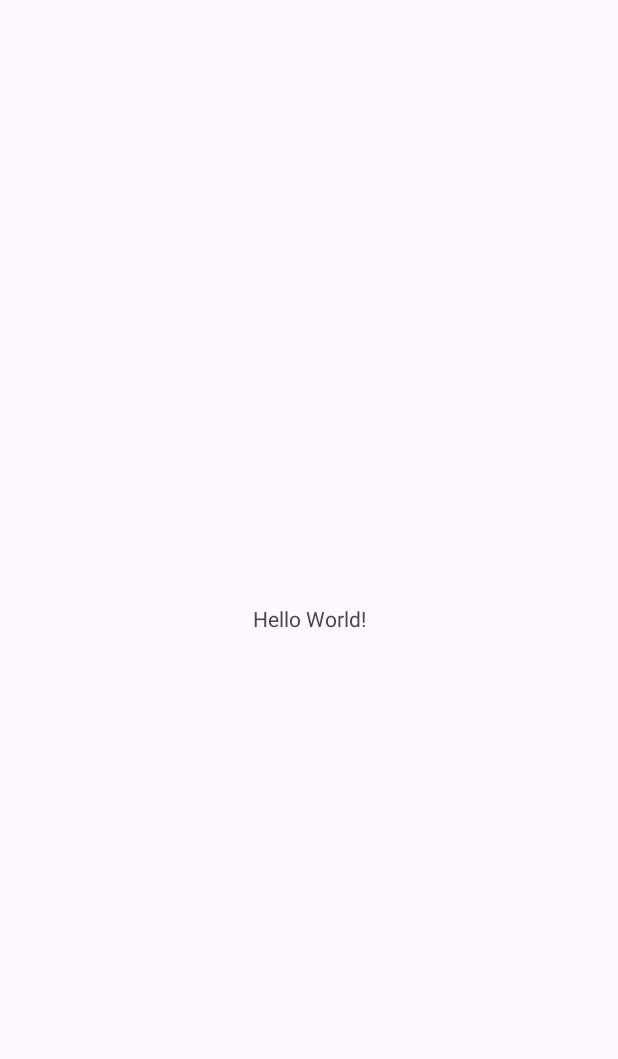
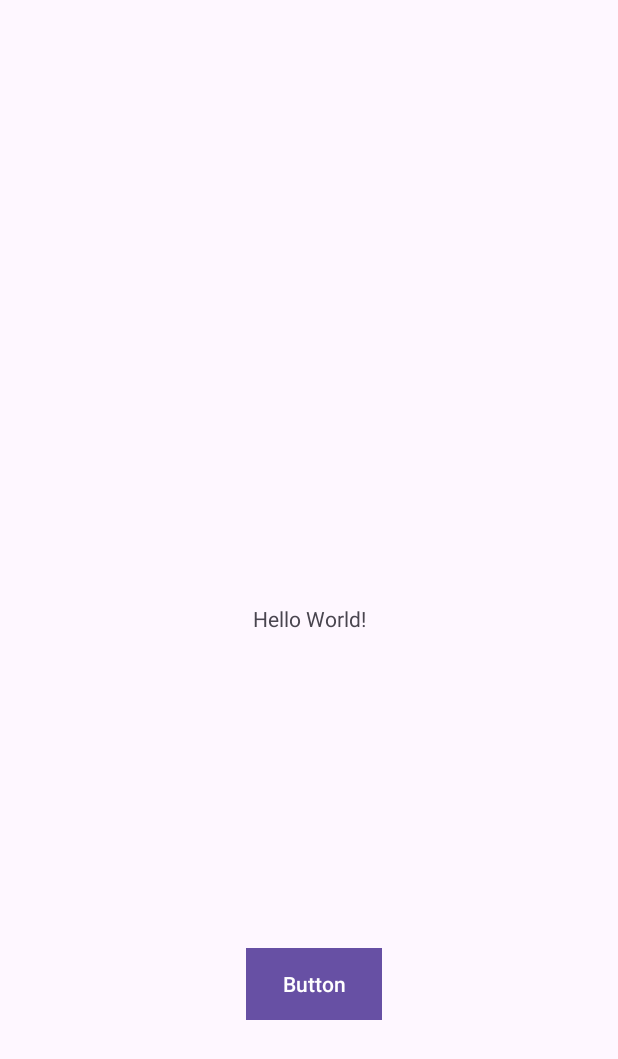
Before and after one commit to Th3-Hero/DriveGuard-Server, an Android app: the screen it shows after launch (MainActivity), on a phone screen of 412 x 824 dp. Before the commit the part shown is almost empty. Shown: the top 1059 px of the screen. Run offline under Robolectric (Android 15) with nearby library versions, the phone set to English and light mode, and no system bars.

Commit message:
added rough start trip screen

```diff
--- a/app/src/main/AndroidManifest.xml
+++ b/app/src/main/AndroidManifest.xml
@@ -13,6 +13,11 @@
         android:theme="@style/Theme.DriveGuard"
         tools:targetApi="31">
         <activity
+            android:name=".StartTrip"
+            android:exported="false"
+            android:label="@string/title_activity_start_trip"
+            android:theme="@style/Theme.DriveGuard" />
+        <activity
             android:name=".MainActivity"
             android:exported="true">
             <intent-filter>
--- a/app/src/main/java/com/example/driveguard/MainActivity.java
+++ b/app/src/main/java/com/example/driveguard/MainActivity.java
@@ -1,6 +1,10 @@
 package com.example.driveguard;
 
+import android.app.Activity;
+import android.content.Intent;
 import android.os.Bundle;
+import android.view.View;
+import android.widget.Button;
 
 import androidx.activity.EdgeToEdge;
 import androidx.appcompat.app.AppCompatActivity;
@@ -20,5 +24,14 @@ public class MainActivity extends AppCompatActivity {
             v.setPadding(systemBars.left, systemBars.top, systemBars.right, systemBars.bottom);
             return insets;
         });
+
+        final Button button = findViewById(R.id.trip);
+        button.setOnClickListener(new View.OnClickListener() {
+            @Override
+            public void onClick(View v) {
+                Intent intent = new Intent(MainActivity.this, StartTrip.class);
+                startActivity(intent);
+            }
+        });
     }
 }
--- a/app/src/main/res/layout/activity_main.xml
+++ b/app/src/main/res/layout/activity_main.xml
@@ -16,4 +16,16 @@
         app:layout_constraintStart_toStartOf="parent"
         app:layout_constraintTop_toTopOf="parent" />
 
+    <Button
+        android:id="@+id/trip"
+        android:layout_width="wrap_content"
+        android:layout_height="wrap_content"
+        android:layout_marginStart="164dp"
+        android:layout_marginBottom="144dp"
+        android:background="#3F51B5"
+        android:backgroundTint="#3F51B5"
+        android:text="Button"
+        app:layout_constraintBottom_toBottomOf="parent"
+        app:layout_constraintStart_toStartOf="parent" />
+
 </androidx.constraintlayout.widget.ConstraintLayout>
--- a/app/src/main/res/values/strings.xml
+++ b/app/src/main/res/values/strings.xml
@@ -1,3 +1,4 @@
 <resources>
     <string name="app_name">DriveGuard</string>
+    <string name="title_activity_start_trip">start_trip</string>
 </resources>
--- a/build.gradle
+++ b/build.gradle
@@ -1,4 +1,6 @@
 // Top-level build file where you can add configuration options common to all sub-projects/modules.
 plugins {
 alias(libs.plugins.android.application) apply false
+    alias(libs.plugins.kotlin.android) apply false
+    alias(libs.plugins.kotlin.compose) apply false
 }
```
Also changed, not shown: app/build.gradle (+19 -0 lines), app/src/main/java/com/example/driveguard/StartTrip.java (added, +26 -0 lines), app/src/main/res/layout/start_trip.xml (added, +35 -0 lines), gradle/libs.versions.toml (+16 -0 lines).
